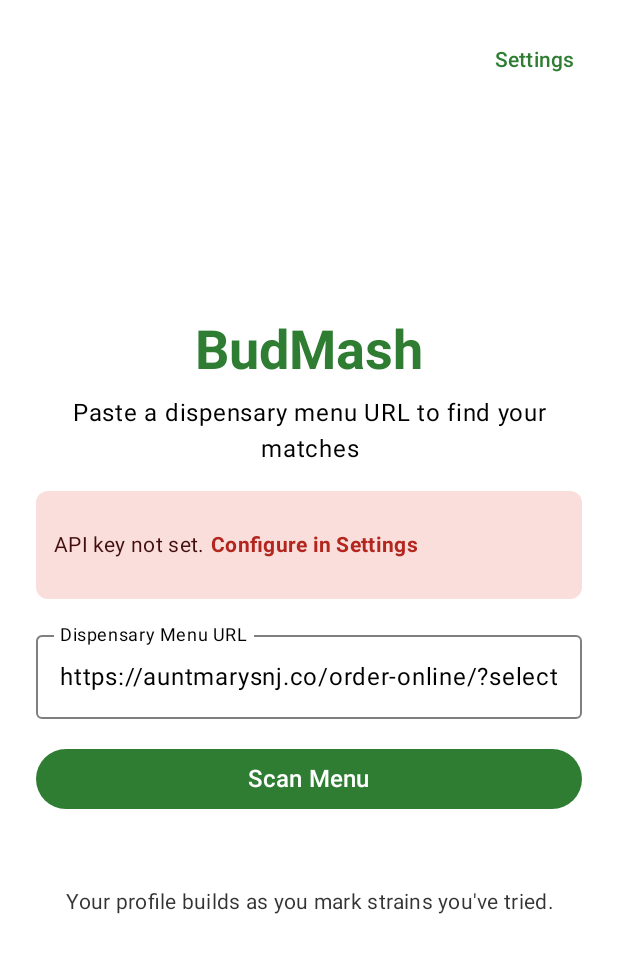
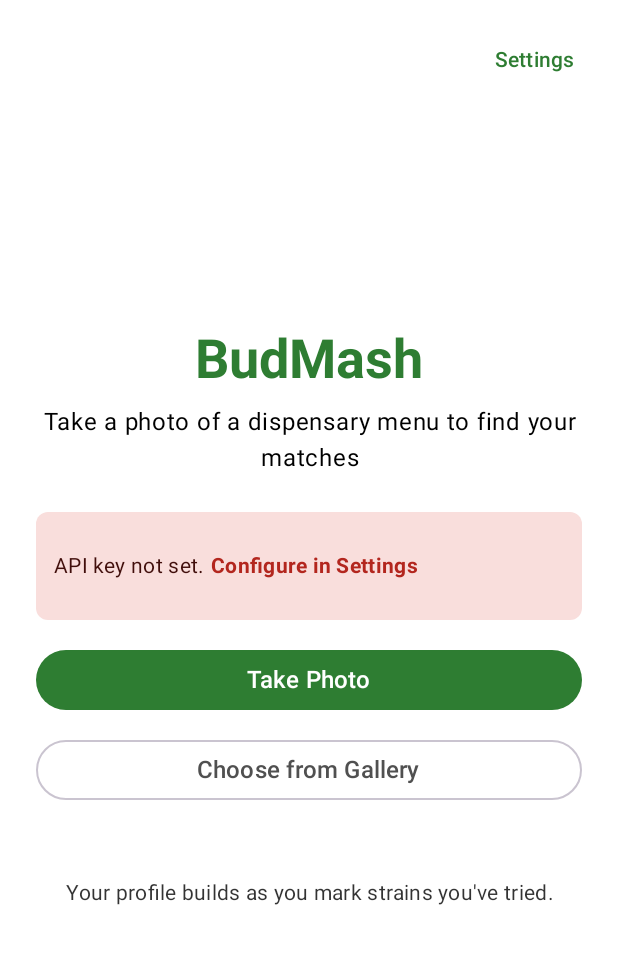
Before and after one commit to usathyan/cannabis-strain-analyzer, an Android app built with Jetpack Compose: the screen it shows after launch (MainActivity), on a phone screen of 412 x 824 dp. Shown: the top 953 px of the screen. Run offline under Robolectric (Android 15) with nearby library versions, the phone set to English and light mode, and no system bars.

Commit message:
feat: replace URL input with photo capture
- Update Screen.Scanning to accept imageBase64 instead of url
- Replace HomeScreen URL field with Take Photo / Choose from Gallery buttons
- Add parseFromImage method to MenuParser interface
- Implement parseFromImage in DefaultMenuParser and MockMenuParser

🤖 Generated with [Claude Code](https://claude.com/claude-code)

Co-Authored-By: Claude Opus 4.5 <noreply@anthropic.com>

```diff
--- a/budmash/composeApp/src/commonMain/kotlin/com/budmash/ui/screens/HomeScreen.kt
+++ b/budmash/composeApp/src/commonMain/kotlin/com/budmash/ui/screens/HomeScreen.kt
@@ -11,18 +11,34 @@ import androidx.compose.ui.text.font.FontWeight
 import androidx.compose.ui.text.style.TextAlign
 import androidx.compose.ui.unit.dp
 import androidx.compose.ui.unit.sp
-
-private const val DEFAULT_URL = "https://auntmarysnj.co/order-online/?selected_value=rec"
+import com.budmash.capture.ImageCapture
+import com.budmash.capture.ImageCaptureResult
 
 @Composable
 fun HomeScreen(
     hasApiKey: Boolean = false,
-    onScanClick: (String) -> Unit,
+    onPhotoCapture: (String) -> Unit,
     onSettingsClick: () -> Unit = {}
 ) {
-    println("[BudMash] HomeScreen composable rendering")
-    var url by remember { mutableStateOf(DEFAULT_URL) }
-    println("[BudMash] HomeScreen URL field initialized: $url")
+    val imageCapture = remember { ImageCapture() }
+    var isCapturing by remember { mutableStateOf(false) }
+    var errorMessage by remember { mutableStateOf<String?>(null) }
+
+    fun handleCaptureResult(result: ImageCaptureResult) {
+        isCapturing = false
+        when (result) {
+            is ImageCaptureResult.Success -> {
+                errorMessage = null
+                onPhotoCapture(result.base64Image)
+            }
+            is ImageCaptureResult.Error -> {
+                errorMessage = result.message
+            }
+            is ImageCaptureResult.Cancelled -> {
+                // User cancelled, do nothing
+            }
+        }
+    }
 
     Box(
         modifier = Modifier
@@ -61,13 +77,13 @@ fun HomeScreen(
             Spacer(modifier = Modifier.height(8.dp))
 
             Text(
-                text = "Paste a dispensary menu URL to find your matches",
+                text = "Take a photo of a dispensary menu to find your matches",
                 style = MaterialTheme.typography.bodyLarge,
                 textAlign = TextAlign.Center,
                 color = MaterialTheme.colorScheme.onBackground
             )
 
-            Spacer(modifier = Modifier.height(16.dp))
+            Spacer(modifier = Modifier.height(24.dp))
 
             // API Key warning
             if (!hasApiKey) {
@@ -98,45 +114,65 @@ fun HomeScreen(
                         }
                     }
                 }
+                Spacer(modifier = Modifier.height(16.dp))
             }
 
-            Spacer(modifier = Modifier.height(16.dp))
+            // Error message
+            errorMessage?.let { error ->
+                Surface(
+                    modifier = Modifier.fillMaxWidth(),
+                    color = MaterialTheme.colorScheme.errorContainer,
+                    shape = MaterialTheme.shapes.small
+                ) {
+                    Text(
+                        text = error,
+                        modifier = Modifier.padding(12.dp),
+                        style = MaterialTheme.typography.bodyMedium,
+                        color = MaterialTheme.colorScheme.onErrorContainer
+                    )
+                }
+                Spacer(modifier = Modifier.height(16.dp))
+            }
 
-            OutlinedTextField(
-                value = url,
-                onValueChange = { url = it },
-                label = {
-                    Text(
-                        "Dispensary Menu URL",
-                        color = MaterialTheme.colorScheme.onSurface
-                    )
+            // Take Photo button
+            Button(
+                onClick = {
+                    isCapturing = true
+                    errorMessage = null
+                    imageCapture.captureFromCamera { result ->
+                        handleCaptureResult(result)
+                    }
                 },
                 modifier = Modifier.fillMaxWidth(),
-                singleLine = true,
-                colors = OutlinedTextFieldDefaults.colors(
-                    focusedTextColor = MaterialTheme.colorScheme.onSurface,
-                    unfocusedTextColor = MaterialTheme.colorScheme.onSurface,
-                    focusedBorderColor = MaterialTheme.colorScheme.primary,
-                    unfocusedBorderColor = MaterialTheme.colorScheme.onSurface.copy(alpha = 0.5f),
-                    focusedLabelColor = MaterialTheme.colorScheme.primary,
-                    unfocusedLabelColor = MaterialTheme.colorScheme.onSurface.copy(alpha = 0.7f),
-                    cursorColor = MaterialTheme.colorScheme.primary
-                )
-            )
-
-            Spacer(modifier = Modifier.height(16.dp))
-
-            Button(
-                onClick = { onScanClick(url) },
-                modifier = Modifier.fillMaxWidth(),
-                enabled = url.isNotBlank(),
+                enabled = !isCapturing,
                 colors = ButtonDefaults.buttonColors(
                     containerColor = MaterialTheme.colorScheme.primary,
                     contentColor = Color.White
                 )
             ) {
                 Text(
-                    "Scan Menu",
+                    text = if (isCapturing) "Capturing..." else "Take Photo",
+                    fontSize = 16.sp,
+                    fontWeight = FontWeight.Medium
+                )
+            }
+
+            Spacer(modifier = Modifier.height(12.dp))
+
+            // Choose Photo button
+            OutlinedButton(
+                onClick = {
+                    isCapturing = true
+                    errorMessage = null
+                    imageCapture.pickFromGallery { result ->
+                        handleCaptureResult(result)
+                    }
+                },
+                modifier = Modifier.fillMaxWidth(),
+                enabled = !isCapturing
+            ) {
+                Text(
+                    text = "Choose from Gallery",
                     fontSize = 16.sp,
                     fontWeight = FontWeight.Medium
                 )
--- a/budmash/shared/src/commonMain/kotlin/com/budmash/parser/MenuParser.kt
+++ b/budmash/shared/src/commonMain/kotlin/com/budmash/parser/MenuParser.kt
@@ -17,4 +17,5 @@ sealed class ParseStatus {
 
 interface MenuParser {
     fun parseMenu(url: String): Flow<ParseStatus>
+    fun parseFromImage(imageBase64: String): Flow<ParseStatus>
 }
```
Also changed, not shown: budmash/composeApp/src/commonMain/kotlin/com/budmash/ui/App.kt (+8 -8 lines), budmash/shared/src/commonMain/kotlin/com/budmash/parser/DefaultMenuParser.kt (+97 -54 lines), budmash/shared/src/commonMain/kotlin/com/budmash/parser/MockMenuParser.kt (+28 -0 lines).
